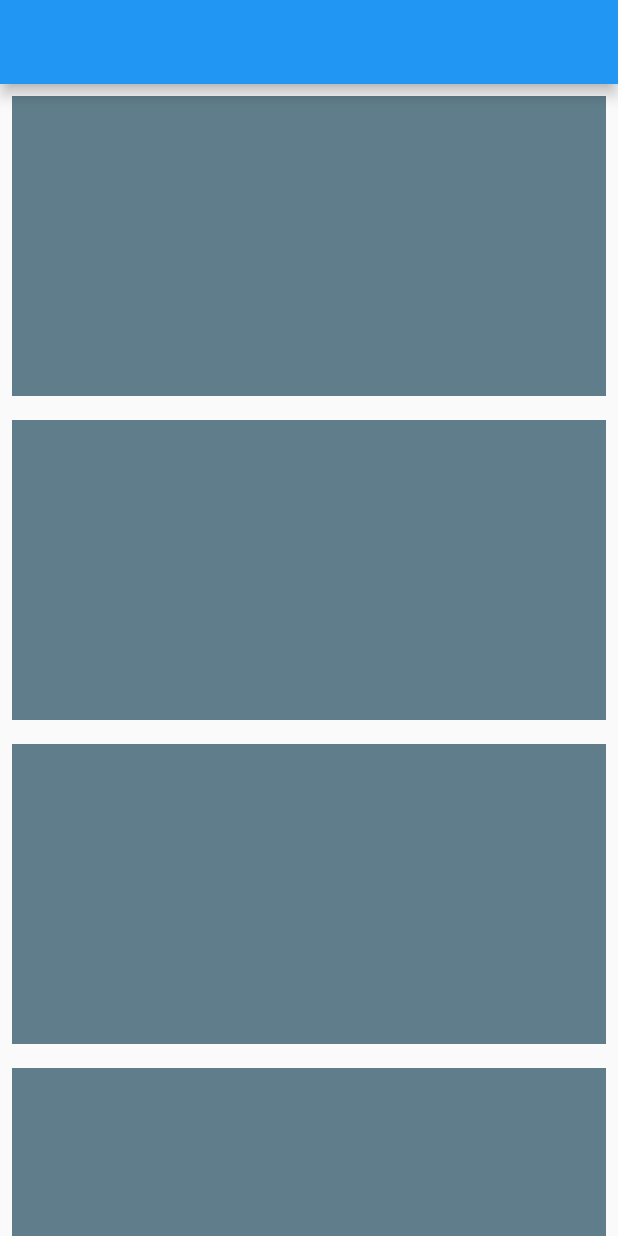
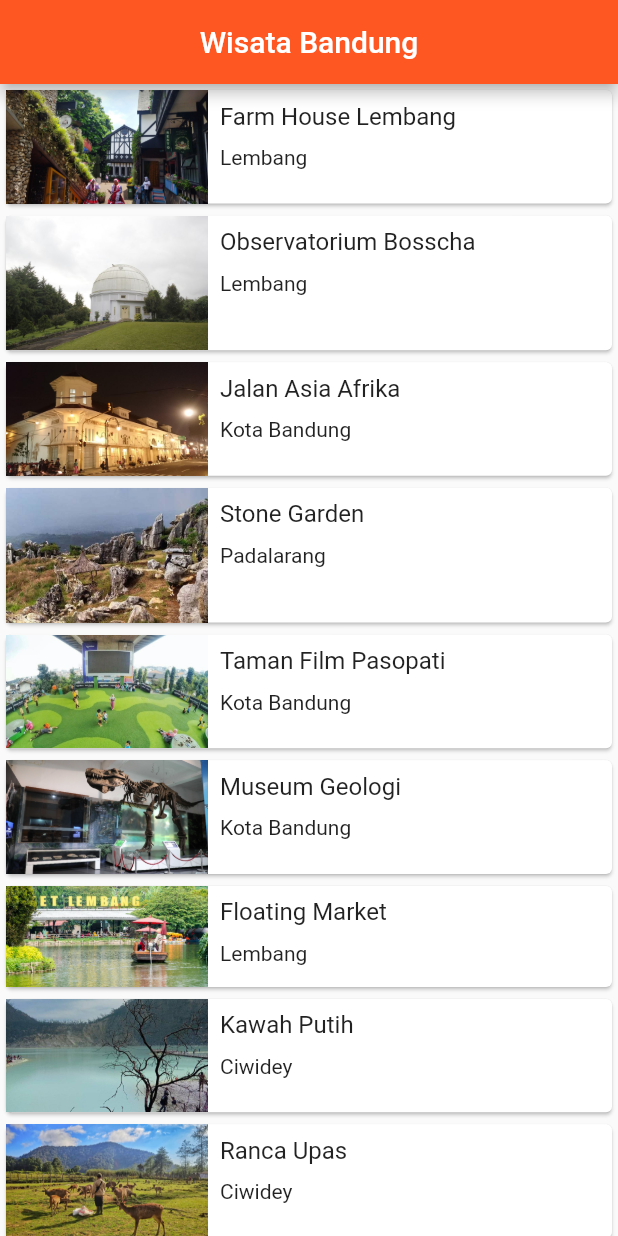
Before and after one commit to tamathecxder/dicoding-flutter-fundamental, a Flutter app: the screen it shows after launch, on a phone screen of 412 x 824 dp. Run offline on Flutter 3.47's test engine with Material 2 defaults, Android fonts, the phone set to English and light mode, and no system bars.

Commit message:
chore: complete the bandung city edition tourist destination application

```diff
--- a/lib/main.dart
+++ b/lib/main.dart
@@ -1,17 +1,20 @@
 import 'package:flutter/material.dart';
-import 'package:flutter_fundamental/responsive/layout_builder.dart';
-import 'package:flutter_fundamental/responsive/media_query_example.dart';
-import 'package:flutter_fundamental/responsive/responsive_page.dart';
 
-void main(List<String> args) => runApp(const ResponsiveApp());
+import './tourist_destination/main_screen.dart';
 
-class ResponsiveApp extends StatelessWidget {
-  const ResponsiveApp({super.key});
+void main(List<String> args) {
+  runApp(const TouristDestinationApp());
+}
+
+class TouristDestinationApp extends StatelessWidget {
+  const TouristDestinationApp({super.key});
 
   @override
   Widget build(BuildContext context) {
-    return const MaterialApp(
-      home: ResponsivePage(),
+    return MaterialApp(
+      title: "Wisata Bandung",
+      theme: ThemeData(),
+      home: const MainScreen(),
     );
   }
 }
--- /dev/null
+++ b/lib/model/tourism_place.dart
@@ -0,0 +1,159 @@
+class TourismPlace {
+  String name;
+  String location;
+  String description;
+  String openDays;
+  String openTime;
+  String ticketPrice;
+  String imageAsset;
+  List<String> imageUrls;
+
+  TourismPlace({
+    required this.name,
+    required this.location,
+    required this.description,
+    required this.openDays,
+    required this.openTime,
+    required this.ticketPrice,
+    required this.imageAsset,
+    required this.imageUrls,
+  });
+}
+
+var tourismPlaceList = [
+  TourismPlace(
+    name: 'Farm House Lembang',
+    location: 'Lembang',
+    description:
+        'Berada di jalur utama Bandung-Lembang, Farm House menjadi objek wisata yang tidak pernah sepi pengunjung. Selain karena letaknya strategis, kawasan ini juga menghadirkan nuansa wisata khas Eropa. Semua itu diterapkan dalam bentuk spot swafoto Instagramable.',
+    openDays: 'Open Everyday',
+    openTime: '09:00 - 20:00',
+    ticketPrice: 'Rp 25000',
+    imageAsset: 'assets/images/farm-house.jpg',
+    imageUrls: [
+      'https://media-cdn.tripadvisor.com/media/photo-s/0d/7c/59/70/farmhouse-lembang.jpg',
+      'https://media-cdn.tripadvisor.com/media/photo-w/13/f0/22/f6/photo3jpg.jpg',
+      'https://media-cdn.tripadvisor.com/media/photo-m/1280/16/a9/33/43/liburan-di-farmhouse.jpg'
+    ],
+  ),
+  TourismPlace(
+    name: 'Observatorium Bosscha',
+    location: 'Lembang',
+    description:
+        'Memiliki beberapa teleskop, antara lain, Refraktor Ganda Zeiss, Schmidt Bimasakti, Refraktor Bamberg, Cassegrain GOTO, dan Teleskop Surya. Refraktor Ganda Zeiss adalah jenis teleskop terbesar untuk meneropong bintang. Benda ini diletakkan pada atap kubah sehingga saat teropong digunakan, atap tersebut harus dibuka. Observatorium Bosscha boleh dikunjungi oleh siapa pun, tanpa tiket. Namun, bagi yang ingin menggunakan teleskop Zeiss, wajib mendaftarkan diri. Untuk instansi atau lembaga pendidikan, diberikan jadwal hari Selasa sampai Jumat. Sementara itu, kunjungan individu dibuka setiap hari Sabtu.',
+    openDays: 'Open Tuesday - Saturday',
+    openTime: '09:00 - 14:30',
+    ticketPrice: 'Rp 20000',
+    imageAsset: 'assets/images/bosscha.jpg',
+    imageUrls: [
+      'https://media-cdn.tripadvisor.com/media/photo-o/12/6b/63/0b/bosscha-observatory.jpg',
+      'https://media-cdn.tripadvisor.com/media/photo-p/0d/6a/88/9b/photo3jpg.jpg',
+      'https://media-cdn.tripadvisor.com/media/photo-o/11/3f/04/39/p-20171111-110220-largejpg.jpg',
+    ],
+  ),
+  TourismPlace(
+    name: 'Jalan Asia Afrika',
+    location: 'Kota Bandung',
+    description:
+        'Jalan Asia Afrika di Bandung memiliki kaitan yang sangat erat dengan pendirian kota Kembang ini. Karena pada saat itu, Gubernur Jenderal Herman Willem Deaendels dari Belanda menancapkan tongkatnya saat memerintahkan pendirian kota ini, yang kemudian diabadikan menjadi tugu Bandung Nol Kilometer.',
+    openDays: 'Open Everyday',
+    openTime: '24 hours',
+    ticketPrice: 'Free',
+    imageAsset: 'assets/images/jalan-asia-afrika.jpg',
+    imageUrls: [
+      'https://media-cdn.tripadvisor.com/media/photo-o/0d/c2/e7/e6/quotes-kota-bandung.jpg',
+      'https://media-cdn.tripadvisor.com/media/photo-w/17/f4/44/01/jalan-asia-afrika.jpg',
+      'https://media-cdn.tripadvisor.com/media/photo-s/0a/ef/36/e2/jalan-asia-afrika.jpg',
+    ],
+  ),
+  TourismPlace(
+    name: 'Stone Garden',
+    location: 'Padalarang',
+    description:
+        'Stone Garden atau Taman Batu di Padalarang – Bandung ini adalah nama secara harafiah untuk apa yang akan kita lihat jika berada di sana. Hamparan batu yang artistik membuat kita merasa tidak sedang berada di Bandung, apalagi di Padalarang. Hamparan batu yang dimaksud bukan terhampar begitu saja di atas tanah luas yang menjadi permukaannya. Batu-batu besar yang ukuran pastinya bervariasi tersusun seperti memiliki suatu formasi matematis.',
+    openDays: 'Open Everyday',
+    openTime: '06:00 - 17:00',
+    ticketPrice: 'Rp 3000',
+    imageAsset: 'assets/images/stone-garden.jpg',
+    imageUrls: [
+      'https://media-cdn.tripadvisor.com/media/photo-o/15/01/d7/4b/p-20180510-153310-01.jpg',
+      'https://media-cdn.tripadvisor.com/media/photo-w/15/68/00/32/stone-garden-citatah.jpg',
+      'https://media-cdn.tripadvisor.com/media/photo-o/0d/a2/cb/05/stone-garden-citatah.jpg',
+    ],
+  ),
+  TourismPlace(
+    name: 'Taman Film Pasopati',
+    location: 'Kota Bandung',
+    description:
+        'Menjadi salah satu tempat wisata di Bandung yang favorit, tentu Taman Film ini memiliki fasilitas cukup memadai. Pemberian fasilitas ini memiliki harapan para pengunjung akan merasa nyaman dan tak segan2 untuk kembali berkunjung terus menerus kesini. Beberapa fasilitas taman yang bisa kamu nikmati diantaranya seperti layar videotron besar berukuran 4×8 untuk memutar berbagai macam pilihan film seperti Film Indonesia, Bollywood, Korea, ataupun Indie Bandung.',
+    openDays: 'Open Everyday',
+    openTime: '24 hours',
+    ticketPrice: 'Free',
+    imageAsset: 'assets/images/taman-film.jpg',
+    imageUrls: [
+      'https://media-cdn.tripadvisor.com/media/photo-o/08/8b/87/50/bandung-movie-park.jpg',
+      'https://media-cdn.tripadvisor.com/media/photo-o/17/67/d5/53/img-20190505-114509-largejpg.jpg',
+      'https://media-cdn.tripadvisor.com/media/photo-w/09/73/33/05/taman-film-pasopati.jpg',
+    ],
+  ),
+  TourismPlace(
+    name: 'Museum Geologi',
+    location: 'Kota Bandung',
+    description:
+        'Museum Geologi didirikan pada tanggal 16 Mei 1929. Museum ini telah direnovasi dengan dana bantuan dari JICA (Japan International Cooperation Agency). Setelah mengalami renovasi, Museum Geologi dibuka kembali dan diresmikan oleh Wakil Presiden RI, Megawati Soekarnoputri pada tanggal 23 Agustus 2000. Sebagai salah satu monumen bersejarah, museum berada di bawah perlindungan pemerintah dan merupakan peninggalan nasional. Dalam Museum ini, tersimpan dan dikelola materi-materi geologi yang berlimpah, seperti fosil, batuan, mineral. Kesemuanya itu dikumpulkan selama kerja lapangan di Indonesia sejak 1850.',
+    openDays: 'Open Saturday - Thursday',
+    openTime: '09:00 - 15:30',
+    ticketPrice: 'Rp 3000',
+    imageAsset: 'assets/images/museum-geologi.jpg',
+    imageUrls: [
+      'https://media-cdn.tripadvisor.com/media/photo-w/19/1c/8e/f7/geology-museum.jpg',
+      'https://media-cdn.tripadvisor.com/media/photo-o/11/a7/35/b7/geology-museum.jpg',
+      'https://media-cdn.tripadvisor.com/media/photo-s/1a/55/e0/dc/geology-museum.jpg',
+    ],
+  ),
+  TourismPlace(
+    name: 'Floating Market',
+    location: 'Lembang',
+    description:
+        'Tempat wisata ini sepertinya memang ditujukan untuk wisata keluarga di Bandung. Di sini kita bisa menikmati suasana kawasan yang tertata rapi dan alami. Pada awalnya, floating market Lembang tidak begitu luas. Tapi sekarang sudah ekspansi dan memiliki banyak objek menarik baru. Nama floating market ini sepertinya merujuk pada stand tempat jualan makanan yang berada dalam perahu.',
+    openDays: 'Open Everyday',
+    openTime: '09:00 - 17:00',
+    ticketPrice: 'Rp 20000',
+    imageAsset: 'assets/images/floating-market.jpg',
+    imageUrls: [
+      'https://media-cdn.tripadvisor.com/media/photo-o/17/f9/ff/f8/floating-market-bandung.jpg',
+      'https://media-cdn.tripadvisor.com/media/photo-p/1a/86/d3/cd/20200103-125059-largejpg.jpg',
+      'https://media-cdn.tripadvisor.com/media/photo-p/19/ce/b4/9b/img20181224120857-largejpg.jpg',
+    ],
+  ),
+  TourismPlace(
+    name: 'Kawah Putih',
+    location: 'Ciwidey',
+    description:
+        'Kawah Putih adalah tempat wisata di Bandung yang paling terkenal. Berlokasi di Ciwidey, Jawa Barat, kurang lebih sekitar 50 KM arah selatan kota Bandung, Kawah Putih adalah sebuah danau yang terbentuk akibat dari letusan Gunung Patuha. Sesuai dengan namanya, tanah yang ada di kawasan ini berwarna putih akibat dari pencampuran unsur belerang.',
+    openDays: 'Open Everyday',
+    openTime: '07:00 - 17:00',
+    ticketPrice: 'Rp 15000',
+    imageAsset: 'assets/images/kawah-putih.jpg',
+    imageUrls: [
+      'https://media-cdn.tripadvisor.com/media/photo-o/0b/6e/7c/ce/rocks-sticking-out-of.jpg',
+      'https://media-cdn.tripadvisor.com/media/photo-p/0b/35/30/14/white-crater.jpg',
+      'https://media-cdn.tripadvisor.com/media/photo-o/0a/8b/9a/79/2945-t00572-www-initempatwisat.jpg',
+    ],
+  ),
+  TourismPlace(
+    name: 'Ranca Upas',
+    location: 'Ciwidey',
+    description:
+        'Ranca Upas Ciwidey adalah kawasan bumi perkemahan di bawah pengelolaan perhutani. Tempat ini berada di kawasan wisata Bandung Selatan, satu lokasi dengan kawah putih, kolam Cimanggu dan situ Patenggang. Banyak hal yang bisa dilakukan di kawasan wisata ini, seperti berkemah, berinteraksi dengan rusa, sampai bermain di water park dan mandi air panas.',
+    openDays: 'Open Everyday',
+    openTime: '24 hours',
+    ticketPrice: 'Rp 20000',
+    imageAsset: 'assets/images/ranca-upas.jpg',
+    imageUrls: [
+      'https://media-cdn.tripadvisor.com/media/photo-o/1a/e0/7f/9c/kampung-cai-ranca-upas.jpg',
+      'https://media-cdn.tripadvisor.com/media/photo-w/13/ee/2f/87/ranca-upas.jpg',
+      'https://media-cdn.tripadvisor.com/media/photo-w/13/ee/27/0a/ranca-upas.jpg',
+    ],
+  ),
+];
--- /dev/null
+++ b/lib/tourist_destination/main_screen.dart
@@ -0,0 +1,62 @@
+import 'package:flutter/material.dart';
+import './detail_screen.dart';
+import 'package:flutter_fundamental/model/tourism_place.dart';
+
+class MainScreen extends StatelessWidget {
+  const MainScreen({super.key});
+
+  @override
+  Widget build(BuildContext context) {
+    return Scaffold(
+      appBar: AppBar(
+        backgroundColor: Colors.deepOrange,
+        title: const Text('Wisata Bandung'),
+        centerTitle: true,
+      ),
+      body: ListView.builder(
+        itemBuilder: (context, index) {
+          final TourismPlace place = tourismPlaceList[index];
+
+          return InkWell(
+            onTap: () {
+              Navigator.push(context, MaterialPageRoute(builder: (context) {
+                return DetailScreen(place: place);
+              }));
+            },
+            child: Card(
+              child: Row(
+                crossAxisAlignment: CrossAxisAlignment.start,
+                children: <Widget>[
+                  Expanded(
+                    flex: 1,
+                    child: Image.asset(place.imageAsset),
+                  ),
+                  Expanded(
+                    flex: 2,
+                    child: Padding(
+                      padding: const EdgeInsets.all(8.0),
+                      child: Column(
+                        crossAxisAlignment: CrossAxisAlignment.start,
+                        children: <Widget>[
+                          Text(
+                            place.name,
+                            style: const TextStyle(fontSize: 16.0),
+                          ),
+                          const SizedBox(
+                            height: 10,
+                          ),
+                          Text(place.location),
+                        ],
+                      ),
+                    ),
+                  )
+                ],
+              ),
+            ),
+          );
+        },
+        itemCount: tourismPlaceList.length,
+      ),
+    );
+  }
+}
```
Also changed, not shown: lib/responsive.dart (added, +17 -0 lines), lib/tourist_destination.dart (deleted, +0 -20 lines), lib/tourist_destination/detail_screen.dart (+84 -49 lines), assets/images/bosscha.jpg (added), assets/images/floating-market.jpg (added), assets/images/jalan-asia-afrika.jpg (added), assets/images/kawah-putih.jpg (added), assets/images/museum-geologi.jpg (added), assets/images/ranca-upas.jpg (added), assets/images/stone-garden.jpg (added), assets/images/taman-film.jpg (added).
